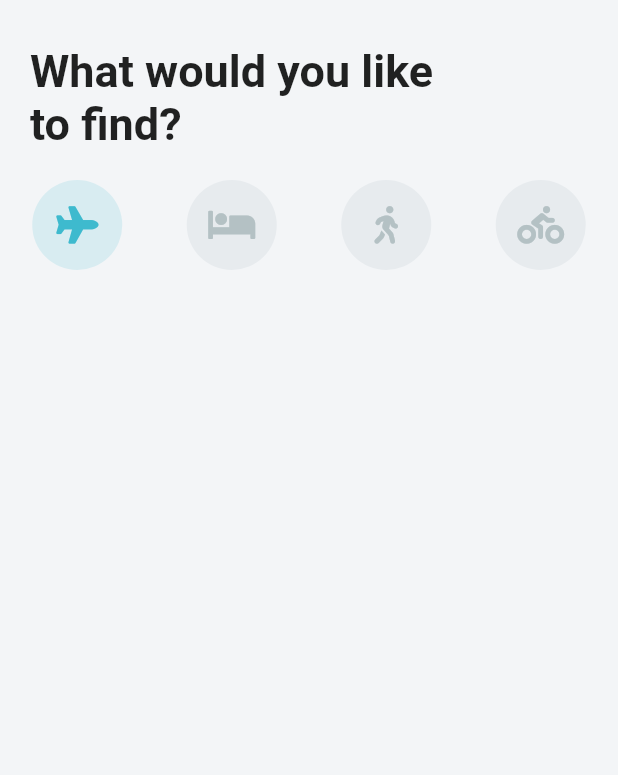
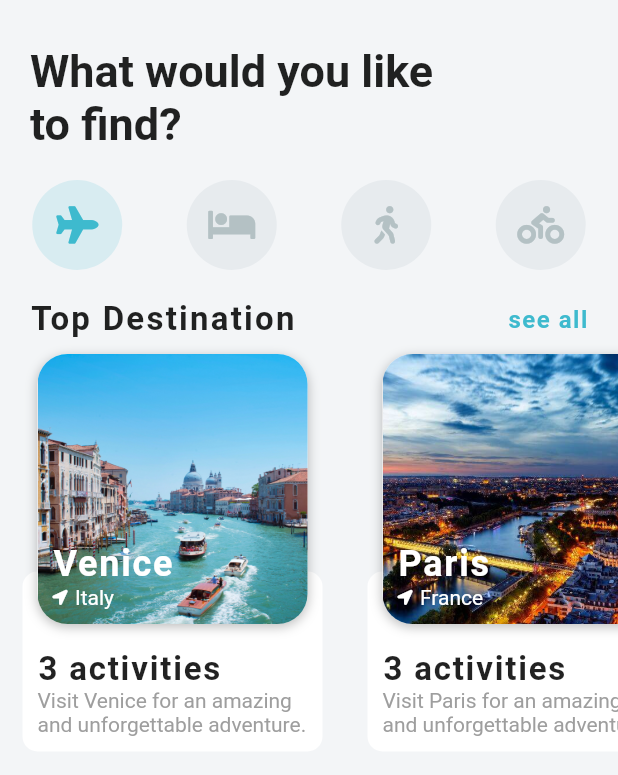
Before and after one commit to RudraSarker/flutter-apps-and-ui, a Flutter app: the screen it shows after launch, on a phone screen of 412 x 824 dp. Shown: the top 775 px of the screen. Run offline on Flutter 3.47's test engine with Material 2 defaults, Android fonts, the phone set to English and light mode, and no system bars; our stand-ins replace font_awesome_flutter.

Commit message:
Destination Carosal Done

```diff
--- a/lib/models/destination_model.dart
+++ b/lib/models/destination_model.dart
@@ -2,14 +2,14 @@ import 'package:travel_ui/models/activity_model.dart';
 
 class Destination {
   String? imageUrl;
-  String? city;
+  String city;
   String? country;
   String? description;
   List<Activity> activities;
 
   Destination({
     this.imageUrl,
-    this.city,
+    required this.city,
     this.country,
     this.description,
     required this.activities,
--- a/lib/screens/home_screen.dart
+++ b/lib/screens/home_screen.dart
@@ -1,5 +1,6 @@
 import 'package:flutter/material.dart';
 import 'package:font_awesome_flutter/font_awesome_flutter.dart';
+import 'package:travel_ui/widgets/destination_carousel.dart';
 
 class HomeScreen extends StatefulWidget {
   const HomeScreen({Key? key}) : super(key: key);
@@ -76,6 +77,10 @@ class _HomeScreenState extends State<HomeScreen> {
                   )
                   .toList(),
             ),
+            SizedBox(
+              height: 20.0,
+            ),
+            DestinationCarousel(),
           ],
         ),
       ),
--- /dev/null
+++ b/lib/widgets/destination_carousel.dart
@@ -0,0 +1,156 @@
+import 'package:flutter/material.dart';
+import 'package:font_awesome_flutter/font_awesome_flutter.dart';
+import 'package:travel_ui/models/destination_model.dart';
+
+class DestinationCarousel extends StatelessWidget {
+  const DestinationCarousel({Key? key}) : super(key: key);
+
+  @override
+  Widget build(BuildContext context) {
+    return Column(
+      children: [
+        Padding(
+          padding: const EdgeInsets.symmetric(horizontal: 20.0),
+          child: Row(
+            mainAxisAlignment: MainAxisAlignment.spaceBetween,
+            children: [
+              Text(
+                "Top Destination",
+                style: TextStyle(
+                  fontSize: 22.0,
+                  fontWeight: FontWeight.bold,
+                  letterSpacing: 1.5,
+                ),
+              ),
+              GestureDetector(
+                onTap: () => print("See All"),
+                child: Text(
+                  "see all",
+                  style: TextStyle(
+                    fontSize: 16.0,
+                    fontWeight: FontWeight.w600,
+                    letterSpacing: 1.0,
+                    color: Theme.of(context).primaryColor,
+                  ),
+                ),
+              )
+            ],
+          ),
+        ),
+        Container(
+          height: 300.0,
+          child: ListView.builder(
+              scrollDirection: Axis.horizontal,
+              itemCount: destinations.length,
+              itemBuilder: (BuildContext context, int index) {
+                Destination destination = destinations[index];
+                return Container(
+                  margin: EdgeInsets.all(10.0),
+                  width: 210.0,
+                  child: Stack(
+                    alignment: Alignment.topCenter,
+                    children: <Widget>[
+                      Positioned(
+                        bottom: 15.0,
+                        child: Container(
+                          height: 120.0,
+                          width: 200.0,
+                          decoration: BoxDecoration(
+                            color: Colors.white,
+                            borderRadius: BorderRadius.circular(10.0),
+                          ),
+                          child: Padding(
+                            padding: EdgeInsets.all(10.0),
+                            child: Column(
+                              mainAxisAlignment: MainAxisAlignment.end,
+                              crossAxisAlignment: CrossAxisAlignment.start,
+                              children: [
+                                Text(
+                                  '${destination.activities.length} activities',
+                                  style: TextStyle(
+                                    fontSize: 22.0,
+                                    fontWeight: FontWeight.w600,
+                                    letterSpacing: 1.2,
+                                  ),
+                                ),
+                                Text(
+                                  destination.description.toString(),
+                                  style: TextStyle(color: Colors.grey),
+                                ),
+                              ],
+                            ),
+                          ),
+                        ),
+                      ),
+                      Container(
+                        decoration: BoxDecoration(
+                          color: Colors.white,
+                          borderRadius: BorderRadius.circular(20.0),
+                          boxShadow: [
+                            BoxShadow(
+                              color: Colors.black26,
+                              offset: Offset(0.0, 2.0),
+                              blurRadius: 6.0,
+                            ),
+                          ],
+                        ),
+                        child: Stack(
+                          children: <Widget>[
+                            ClipRRect(
+                              borderRadius: BorderRadius.circular(20.0),
+                              child: Image(
+                                height: 180.0,
+                                width: 180.0,
+                                image:
+                                    AssetImage(destination.imageUrl.toString()),
+                                fit: BoxFit.cover,
+                              ),
+                            ),
+                            Positioned(
+                              left: 10.0,
+                              bottom: 10.0,
+                              child: Column(
+                                crossAxisAlignment: CrossAxisAlignment.start,
+                                children: <Widget>[
+                                  Text(
+                                    destination.city,
+                                    style: TextStyle(
+                                      color: Colors.white,
+                                      fontSize: 24.0,
+                                      fontWeight: FontWeight.w600,
+                                      letterSpacing: 1.2,
+                                    ),
+                                  ),
+                                  Row(
+                                    children: <Widget>[
+                                      Icon(
+                                        FontAwesomeIcons.locationArrow,
+                                        size: 10.0,
+                                        color: Colors.white,
+                                      ),
+                                      SizedBox(
+                                        width: 5.0,
+                                      ),
+                                      Text(
+                                        destination.country.toString(),
+                                        style: TextStyle(
+                                          color: Colors.white,
+                                        ),
+                                      ),
+                                    ],
+                                  ),
+                                ],
+                              ),
+                            ),
+                          ],
+                        ),
+                      )
+                    ],
+                  ),
+                );
+              }),
+        ),
+      ],
+    );
+  }
+}
```
